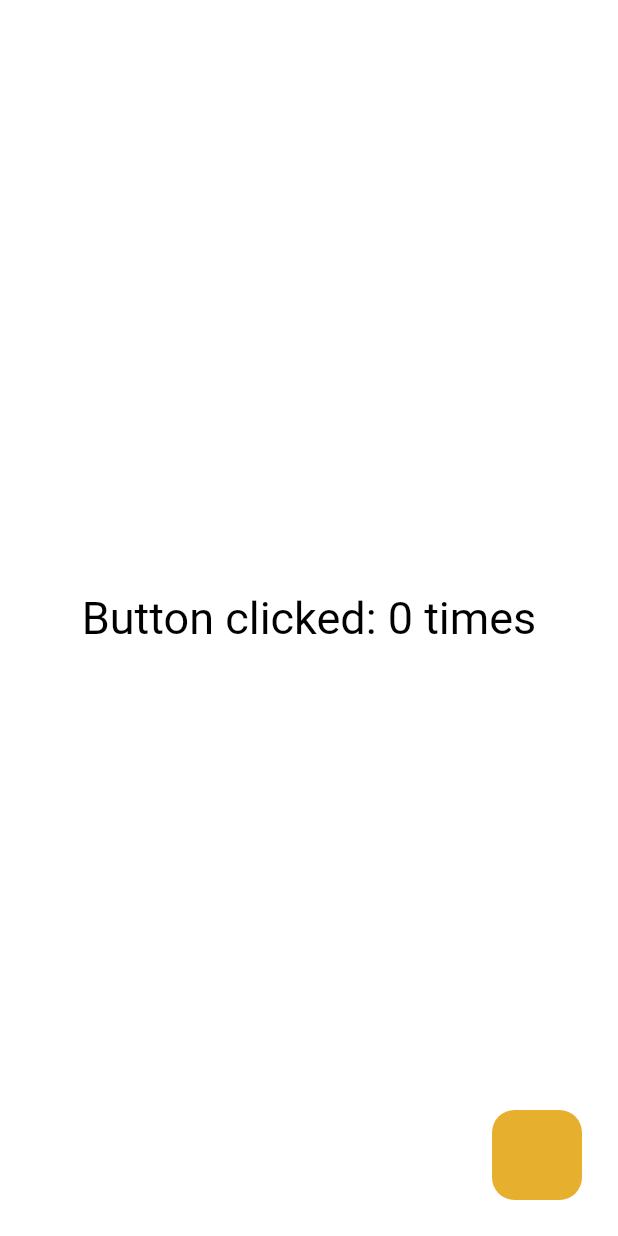
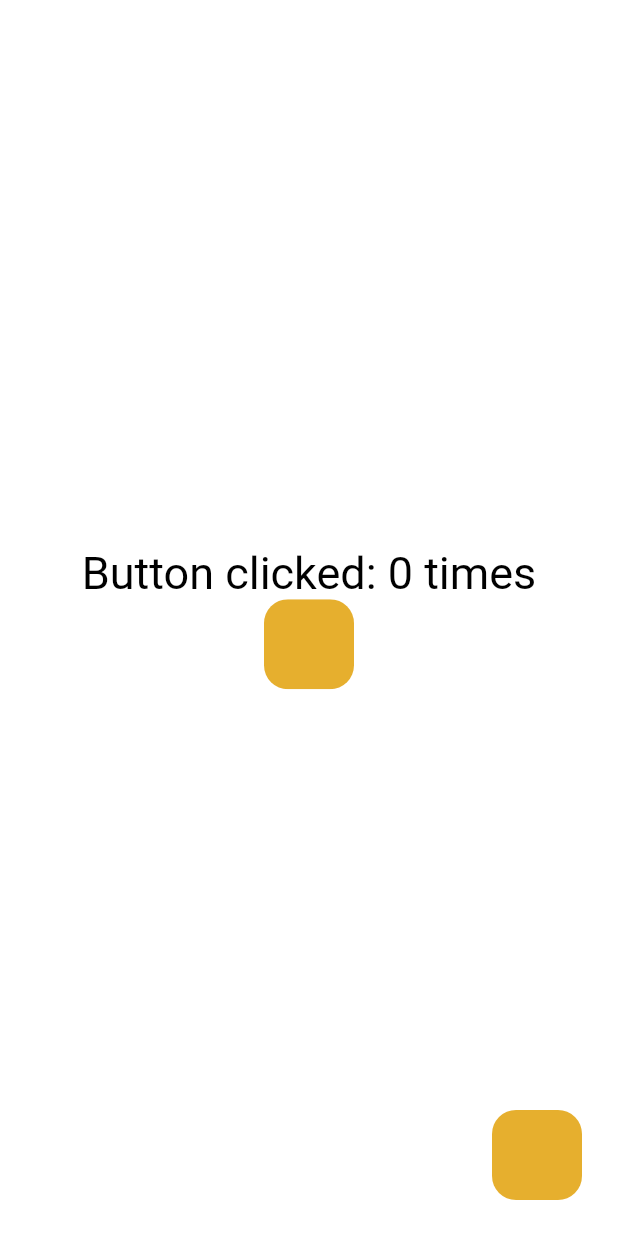
Before and after one commit to zTomz/miro, a Flutter app: the screen it shows after launch, on a phone screen of 412 x 824 dp. Run offline on Flutter 3.47's test engine with Material 3 defaults, Android fonts, the phone set to English and light mode, and no system bars.

Commit message:
Created a tooltip widget

```diff
--- a/example/lib/main.dart
+++ b/example/lib/main.dart
@@ -1,5 +1,5 @@
+import 'package:miro/miro.dart';
 import 'package:flutter/widgets.dart';
-import 'package:miro/miro.dart';
 
 void main() {
   runApp(
@@ -34,9 +34,10 @@ class _CounterAppState extends State<CounterApp> {
   Widget build(BuildContext context) {
     return MiroScaffold(
       floatingActionButton: MiroButton(
+        tooltip: "This is my floating button",
         hoverColor: Colors.black.withOpacity(0.1),
         tapColor: Colors.black.withOpacity(0.3),
-        borderRadius: BorderRadius.circular(15),
+        borderRadius: BorderRadius.circular(16),
         onTap: () {
           setState(() {
             count++;
@@ -51,12 +52,37 @@ class _CounterAppState extends State<CounterApp> {
         ),
       ),
       body: Center(
-        child: Text(
-          "Button clicked: $count times",
-          style: const TextStyle(
-            color: Colors.black,
-            fontSize: 30,
-          ),
+        child: Column(
+          mainAxisAlignment: MainAxisAlignment.center,
+          children: [
+            Text(
+              "Button clicked: $count times",
+              style: const TextStyle(
+                fontSize: 30,
+              ),
+            ),
+            MiroButton(
+              tooltip:
+                  "Floating action button Floating action button Floating action button",
+              tooltipDecoration:
+                  TooltipDecoration.styleFrom(textAlign: TextAlign.center, maxWidth: 500),
+              hoverColor: Colors.black.withOpacity(0.1),
+              tapColor: Colors.black.withOpacity(0.3),
+              borderRadius: BorderRadius.circular(16),
+              onTap: () {
+                setState(() {
+                  count++;
+                });
+              },
+              child: Container(
+                width: 60,
+                height: 60,
+                decoration: BoxDecoration(
+                  color: MiroTheme.of(context).primary,
+                ),
+              ),
+            ),
+          ],
         ),
       ),
     );
--- a/lib/src/miro_app.dart
+++ b/lib/src/app.dart
@@ -39,9 +39,21 @@ class MiroApp extends StatelessWidget {
   Widget build(BuildContext context) {
     return MiroTheme(
       data: theme,
-      child: Directionality(
-        textDirection: TextDirection.ltr,
-        child: home,
+      child: DefaultTextStyle(
+        style: const TextStyle(
+          color: Colors.black,
+        ),
+        child: Directionality(
+          textDirection: TextDirection.ltr,
+          child: Overlay(
+            clipBehavior: Clip.none,
+            initialEntries: [
+              OverlayEntry(
+                builder: (context) => home,
+              ),
+            ],
+          ),
+        ),
       ),
     );
   }
--- a/lib/src/button.dart
+++ b/lib/src/button.dart
@@ -1,15 +1,16 @@
+import 'package:flutter/widgets.dart';
+import 'package:flutter/services.dart';
 import 'package:flutter/gestures.dart';
-import 'package:flutter/widgets.dart';
-import 'package:miro/miro.dart';
 import 'package:miro/src/colors.dart';
+import 'package:miro/src/tooltip.dart';
 
 /// A button that provides a hover and pressed effect
 class MiroButton extends StatefulWidget {
+  /// Gets called when the button is tapped
+  final void Function() onTap;
+
   /// The content of the button
   final Widget child;
-
-  /// Gets called when the button is tapped
-  final void Function() onTap;
 
   /// Gets called when the user hovers over the button
   final void Function(PointerEnterEvent event)? onEnter;
@@ -32,11 +33,23 @@ class MiroButton extends StatefulWidget {
   /// The border radius of the button
   final BorderRadius borderRadius;
 
+  /// The focus node of the button
+  final FocusNode? focusNode;
+
+  /// Whether the button should be autofocused
+  final bool autofocus;
+
+  /// The tooltip of the button
+  final String? tooltip;
+
+  /// The decoration of the tooltip
+  final TooltipDecoration? tooltipDecoration;
+
   /// Creates a MiroButton
   const MiroButton({
     super.key,
+    required this.onTap,
     required this.child,
-    required this.onTap,
     this.onEnter,
     this.onExit,
     this.mouseCursor = SystemMouseCursors.click,
@@ -44,6 +57,10 @@ class MiroButton extends StatefulWidget {
     this.hoverColor = Colors.transparent,
     this.tapColor = Colors.transparent,
     this.borderRadius = BorderRadius.zero,
+    this.tooltip,
+    this.focusNode,
+    this.autofocus = false,
+    this.tooltipDecoration,
   });
 
   @override
@@ -64,7 +81,36 @@ class _MiroButtonState extends State<MiroButton> {
 
   @override
   Widget build(BuildContext context) {
-    return ClipRRect(
+    return Semantics(
+      container: true,
+      button: true,
+      enabled: widget.enabled,
+      focusable: true,
+      focused: buttonState == MiroButtonState.focused,
+      tooltip: widget.tooltip,
+      child: Focus(
+        focusNode: widget.focusNode,
+        onFocusChange: (value) {
+          setState(() {
+            buttonState =
+                value ? MiroButtonState.focused : MiroButtonState.normal;
+          });
+        },
+        onKeyEvent: (focusNode, event) {
+          if (event.logicalKey == LogicalKeyboardKey.enter ||
+              event.logicalKey == LogicalKeyboardKey.numpadEnter) {
+            widget.onTap();
+
+            return KeyEventResult.handled;
+          }
+
+          return KeyEventResult.ignored;
+        },
+        autofocus: widget.autofocus,
+        child: Tooltip(
+          message: widget.tooltip ?? "",
+          decoration: widget.tooltipDecoration,
+          child: ClipRRect(
             borderRadius: widget.borderRadius,
             child: IgnorePointer(
               ignoring: !widget.enabled,
@@ -127,6 +173,9 @@ class _MiroButtonState extends State<MiroButton> {
                 ),
               ),
             ),
+          ),
+        ),
+      ),
     );
   }
 }
--- a/lib/src/scaffold.dart
+++ b/lib/src/scaffold.dart
@@ -1,5 +1,5 @@
 import 'package:flutter/widgets.dart';
-import 'package:miro/src/theme/miro_theme.dart';
+import 'package:miro/src/theme/theme.dart';
 
 /// A scaffold to be used in miro apps.
 ///
--- /dev/null
+++ b/lib/src/tooltip.dart
@@ -0,0 +1,256 @@
+import 'dart:async';
+
+import 'package:miro/miro.dart';
+import 'package:flutter/widgets.dart';
+
+/// A widget that displays a tooltip when the user long-presses or hovers over a child widget.
+///
+/// The tooltip appears above or below the child, depending on the available space.
+/// The tooltip can be styled using a [TooltipDecoration].
+class Tooltip extends StatefulWidget {
+  /// The widget to show when the user long-presses or hovers over this widget.
+  final Widget child;
+
+  /// The text to display in the tooltip.
+  final String message;
+
+  /// The decoration of the tooltip.
+  final TooltipDecoration decoration;
+
+  Tooltip({
+    super.key,
+    required this.child,
+    required this.message,
+    TooltipDecoration? decoration,
+  }) : decoration = decoration ?? TooltipDecoration.styleFrom();
+
+  @override
+  State<Tooltip> createState() => _TooltipState();
+}
+
+class _TooltipState extends State<Tooltip> {
+  final OverlayPortalController controller = OverlayPortalController();
+  Timer? timer;
+
+  @override
+  void dispose() {
+    if (timer != null) {
+      timer!.cancel();
+    }
+
+    super.dispose();
+  }
+
+  @override
+  Widget build(BuildContext context) {
+    if (widget.message.isEmpty) {
+      return widget.child;
+    }
+
+    print(widget.decoration);
+
+    return GestureDetector(
+      onLongPress: toggleTooltip,
+      child: MouseRegion(
+        onEnter: (event) => controller.show(),
+        onExit: (event) => controller.hide(),
+        child: OverlayPortal(
+          controller: controller,
+          overlayChildBuilder: (context) {
+            final OverlayState overlayState =
+                Overlay.of(context, debugRequiredFor: widget);
+            final RenderBox box = this.context.findRenderObject()! as RenderBox;
+            final Offset target = box.localToGlobal(
+              box.size.center(Offset.zero),
+              ancestor: overlayState.context.findRenderObject(),
+            );
+
+            double halfOfWidth;
+            TooltipPosition position;
+
+            final textPainter = TextPainter(
+              text: TextSpan(
+                text: widget.message,
+                style: widget.decoration.style,
+              ),
+              textDirection: MiroTheme.of(context).textDirection,
+            )..layout(
+                maxWidth:
+                    widget.decoration.maxWidth - widget.decoration.padding * 2,
+              );
+
+            final tooltipHeight =
+                textPainter.size.height + widget.decoration.padding * 2;
+
+            if (textPainter.size.width + widget.decoration.padding * 2 <
+                widget.decoration.maxWidth) {
+              halfOfWidth =
+                  (textPainter.size.width + widget.decoration.padding * 2) / 2;
+            } else {
+              halfOfWidth = widget.decoration.maxWidth / 2;
+            }
+
+            if (widget.decoration.fixedPosition != null) {
+              position = widget.decoration.fixedPosition!;
+            } else {
+              if (target.dy +
+                      box.size.height / 2 +
+                      widget.decoration.spacing +
+                      tooltipHeight >
+                  MediaQuery.of(context).size.height) {
+                position = TooltipPosition.top;
+              } else {
+                position = TooltipPosition.bottom;
+              }
+            }
+
+            return Positioned(
+              top: position == TooltipPosition.top
+                  ? target.dy -
+                      box.size.height / 2 -
+                      tooltipHeight -
+                      widget.decoration.spacing
+                  : target.dy + box.size.height / 2 + widget.decoration.spacing,
+              left: target.dx - halfOfWidth,
+              child: Container(
+                padding: EdgeInsets.all(widget.decoration.padding),
+                constraints: BoxConstraints(
+                  maxWidth: widget.decoration.maxWidth,
+                ),
+                decoration: BoxDecoration(
+                  color: widget.decoration.backgroundColor,
+                  borderRadius: widget.decoration.borderRadius,
+                ),
+                child: Text(
+                  widget.message,
+                  style: widget.decoration.style,
+                  textAlign: widget.decoration.textAlign,
+                  textDirection: widget.decoration.textDirection,
+                ),
+              ),
+            );
+          },
+          child: widget.child,
+        ),
+      ),
+    );
+  }
+
+  void toggleTooltip() {
+    controller.show();
+
+    if (timer != null) {
+      timer!.cancel();
+    }
+
+    timer = Timer(
+      widget.decoration.duration,
+      () {
+        controller.hide();
+      },
+    );
+  }
+}
+
+/// Decoration of a tooltip
+class TooltipDecoration {
+  /// The style of the tooltip text
+  final TextStyle style;
+
+  /// How to align the text inside the tooltip
+  final TextAlign textAlign;
+
+  /// The direction of the text inside the tooltip
+  final TextDirection textDirection;
+
+  /// The background color of the tooltip
+  final Color backgroundColor;
+
+  /// The border radius of the tooltip
+  final BorderRadius borderRadius;
+
+  /// The spacing between the tooltip and the target element
+  final double spacing;
+
+  /// The padding of the tooltip
+  final double padding;
+
+  /// The maximum width of the tooltip
+  final double maxWidth;
+
+  /// A fixed position for the tooltip
+  ///
+  /// If not null, this position will be used instead of a computed one
+  final TooltipPosition? fixedPosition;
+
+  /// The duration the tooltip stays visible
+  final Duration duration;
+
+  const TooltipDecoration({
+    required this.style,
+    required this.textAlign,
+    required this.textDirection,
+    required this.backgroundColor,
+    required this.borderRadius,
+    required this.spacing,
+    required this.padding,
+    required this.maxWidth,
+    required this.duration,
+    this.fixedPosition,
+  });
+
+  /// Creates a [TooltipDecoration] with default values.
+  /// Each parameter can be overridden. The default values are:
+  /// - style: [TextStyle(color: Colors.white)]
+  /// - textAlign: [TextAlign.center]
+  /// - textDirection: [TextDirection.ltr]
+  /// - backgroundColor: [Colors.black.withOpacity(0.45)]
+  /// - borderRadius: [BorderRadius.circular(8)]
+  /// - spacing: [8]
+  /// - padding: [8]
+  /// - maxWidth: [150]
+  /// - fixedPosition: [null]
+  /// - duration: [Duration(seconds: 2)]
+  TooltipDecoration.styleFrom({
+    TextStyle? style,
+    TextAlign? textAlign,
+    TextDirection? textDirection,
+    Color? backgroundColor,
+    BorderRadius? borderRadius,
+    double? spacing,
+    double? padding,
+    double? maxWidth,
+    TooltipPosition? fixedPosition,
+    Duration? duration,
+  }) : this(
+          style: style ??
+              const TextStyle(
+                color: Colors.white,
+              ),
+          textAlign: textAlign ?? TextAlign.center,
+          textDirection: textDirection ?? TextDirection.ltr,
+          backgroundColor: backgroundColor ?? Colors.black.withOpacity(0.45),
+          borderRadius: borderRadius ?? BorderRadius.circular(8),
+          spacing: spacing ?? 8,
+          padding: padding ?? 8,
+          maxWidth: maxWidth ?? 150,
+          fixedPosition: fixedPosition,
+          duration: duration ?? const Duration(seconds: 2),
+        );
+
+  @override
+  String toString() {
+    return 'TooltipDecoration(style: $style, textAlign: $textAlign, textDirection: $textDirection, backgroundColor: $backgroundColor, borderRadius: $borderRadius, spacing: $spacing, padding: $padding, maxWidth: $maxWidth, fixedPosition: $fixedPosition, duration: $duration)';
+  }
+}
+
+/// Positions of the tooltip.
+///
+/// The tooltip can be displayed above or below the widget.
+enum TooltipPosition {
+  /// The tooltip is displayed above the widget.
+  top,
+
+  /// The tooltip is displayed below the widget.
+  bottom,
+}
```
Also changed, not shown: lib/miro.dart (+4 -3 lines), lib/src/theme/theme.dart (renamed from lib/src/theme/miro_theme.dart), lib/src/theme/theme_data.dart (renamed from lib/src/theme/miro_theme_data.dart). Lines whose indentation alone changed are shown as unchanged.
